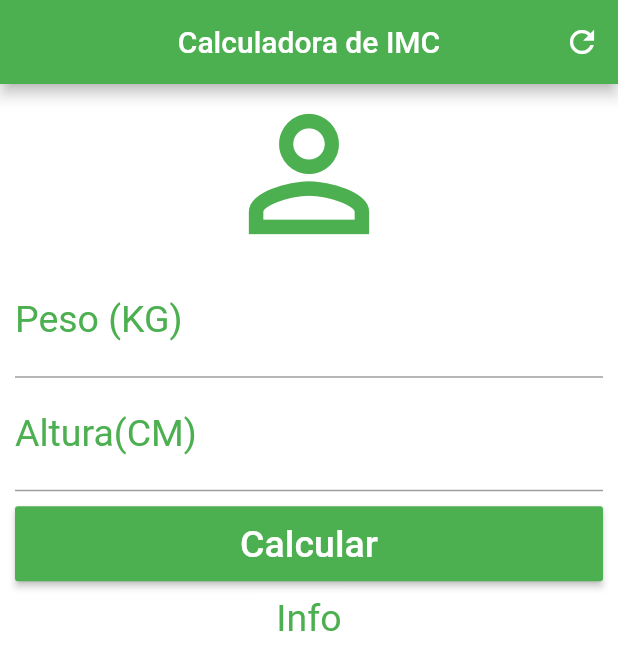
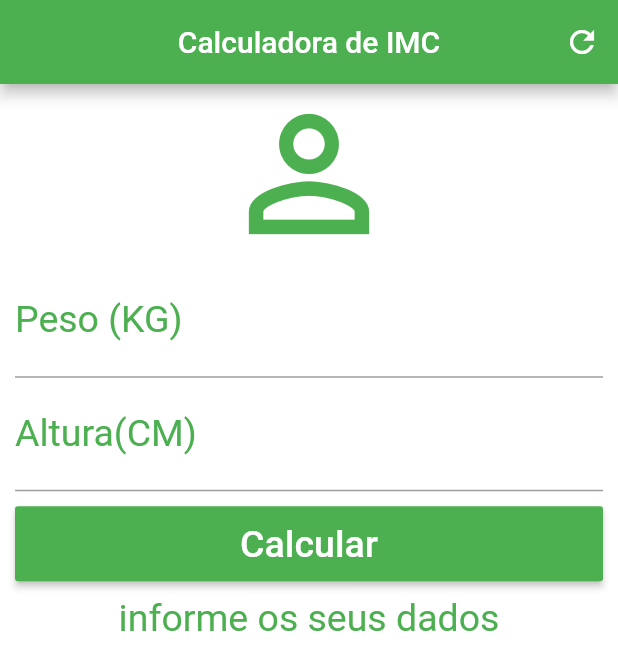
Before and after one commit to allanlucio/IMC-Flutter, a Flutter app: the screen it shows after launch, after a tap on "Calcular", on a phone screen of 412 x 824 dp. Shown: the top 670 px of the screen. Run offline on Flutter 3.47's test engine with Material 2 defaults, Android fonts, the phone set to English and light mode, and no system bars.

Commit message:
Capture TextFields text and calculate  with Controller and clear when icon pressed

```diff
--- a/lib/main.dart
+++ b/lib/main.dart
@@ -12,6 +12,46 @@ class Home extends StatefulWidget {
 }
 
 class _HomeState extends State<Home> {
+  TextEditingController weighController = TextEditingController();
+  TextEditingController heightController = TextEditingController();
+
+  String _infoText = "informe os seus dados";
+
+  void _resetFields() {
+    setState(() {
+      weighController.text = "";
+      heightController.text = "";
+      _infoText = "informe os seus dados";
+    });
+  }
+
+  void calculate() {
+    setState(() {
+      double weight = double.parse(weighController.text);
+      double height = double.parse(heightController.text) / 100;
+
+      double imc = weight / (height * height);
+
+      if (imc < 18.6) {
+        _infoText = "abaixo do peso (${imc.toStringAsPrecision(4)}).";
+      }else if( imc >= 18.6 && imc < 24.9){
+        _infoText = "Peso Ideal (${imc.toStringAsPrecision(4)}).";
+      }
+      else if( imc >= 24.9 && imc < 29.9){
+        _infoText = "Levemente acima do peso (${imc.toStringAsPrecision(4)}).";
+      }
+      else if( imc >= 29.9 && imc < 34.9){
+        _infoText = "Obesidade Grau I (${imc.toStringAsPrecision(4)}).";
+      }
+      else if( imc >= 34.9 && imc < 39.9){
+        _infoText = "Obesidade Grau II (${imc.toStringAsPrecision(4)}).";
+      }
+      else if( imc >= 40.0){
+        _infoText = "Obesidade Grau III (${imc.toStringAsPrecision(4)}).";
+      }
+    });
+  }
+
   @override
   Widget build(BuildContext context) {
     return Scaffold(
@@ -23,7 +63,7 @@ class _HomeState extends State<Home> {
           actions: <Widget>[
             IconButton(
               icon: Icon(Icons.refresh),
-              onPressed: () {},
+              onPressed: _resetFields,
             )
           ],
         ),
@@ -38,6 +78,7 @@ class _HomeState extends State<Home> {
                 color: Colors.green,
               ),
               TextField(
+                controller: weighController,
                 style: TextStyle(color: Colors.green, fontSize: 25.0),
                 textAlign: TextAlign.center,
                 keyboardType: TextInputType.number,
@@ -46,6 +87,7 @@ class _HomeState extends State<Home> {
                     labelStyle: TextStyle(color: Colors.green)),
               ),
               TextField(
+                controller: heightController,
                 style: TextStyle(color: Colors.green, fontSize: 25.0),
                 textAlign: TextAlign.center,
                 keyboardType: TextInputType.number,
@@ -58,7 +100,7 @@ class _HomeState extends State<Home> {
                 child: Container(
                   height: 50.0,
                   child: RaisedButton(
-                    onPressed: () {},
+                    onPressed: calculate,
                     child: Text(
                       "Calcular",
                       style: TextStyle(color: Colors.white, fontSize: 25.0),
@@ -68,7 +110,7 @@ class _HomeState extends State<Home> {
                 ),
               ),
               Text(
-                "Info",
+                _infoText,
                 textAlign: TextAlign.center,
                 style: TextStyle(color: Colors.green, fontSize: 25.0),
               )
```
